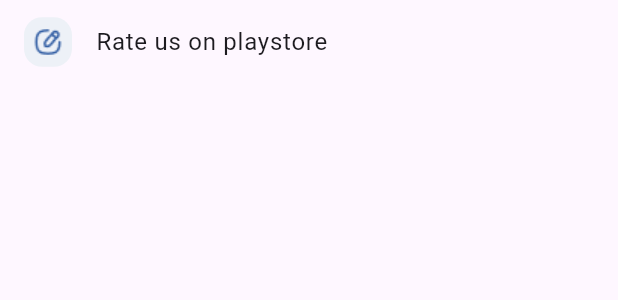
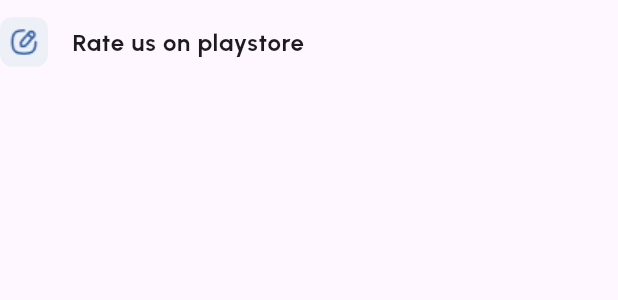
Before and after one commit to Rari-RageSS4/ecom, a Flutter app: the ProfileListtile widget shown alone on an empty page, opened directly, on a phone screen of 412 x 824 dp. Shown: the top 300 px of the screen. Run offline on Flutter 3.47's test engine with Material 3 defaults, Android fonts, the phone set to English and light mode, and no system bars; our stand-ins replace flutter_rating_bar, flutter_svg, get, google_fonts, smooth_page_indicator.

Commit message:
profile screen updated

```diff
--- a/lib/presentation/screens/order.dart
+++ b/lib/presentation/screens/order.dart
@@ -1,11 +1,7 @@
-import 'package:ecom/presentation/screens/network_error.dart';
-import 'package:ecom/presentation/screens/order_success.dart';
 import 'package:ecom/presentation/widgets/appbar.dart';
 import 'package:ecom/presentation/widgets/date.dart';
 import 'package:ecom/presentation/widgets/order_item.dart';
 import 'package:flutter/material.dart';
-//import 'package:flutter/widgets.dart';
-import 'package:get/get.dart';
 
 class Order extends StatelessWidget {
   const Order({super.key});
@@ -14,7 +10,7 @@
   Widget build(BuildContext context) {
     return Scaffold(
       backgroundColor: Colors.grey[100],
-      appBar: const AppBarWidget(),
+      appBar: const AppBarWidget(title: 'Orders',),
       body: SingleChildScrollView(
         child: Column(
           children: [
--- a/lib/presentation/widgets/appbar.dart
+++ b/lib/presentation/widgets/appbar.dart
@@ -2,7 +2,8 @@
 import 'package:get/get.dart';
 
 class AppBarWidget extends StatelessWidget implements PreferredSizeWidget {
-  const AppBarWidget({super.key});
+  const AppBarWidget({super.key, required this.title});
+  final String title;
 
   @override
   Widget build(BuildContext context) {
@@ -26,7 +27,7 @@
           ),
         ),
         centerTitle: true,
-        title: const Text('Orders'),
+        title: Text(title),
         actions: [
           Padding(
             padding: const EdgeInsets.all(8.0),
--- a/lib/presentation/widgets/profile_listtile.dart
+++ b/lib/presentation/widgets/profile_listtile.dart
@@ -1,5 +1,6 @@
 import 'package:ecom/presentation/styles/colors/colors.dart';
 import 'package:flutter/material.dart';
+import 'package:google_fonts/google_fonts.dart';
 
 class ProfileListtile extends StatelessWidget {
   const ProfileListtile({
@@ -15,14 +16,18 @@
   @override
   Widget build(BuildContext context) {
     return ListTile(
+      contentPadding: EdgeInsets.zero,
       leading: Container(
           padding: const EdgeInsets.all(6),
           decoration: BoxDecoration(
-            borderRadius: BorderRadius.circular(12),
+            borderRadius: BorderRadius.circular(8),
             color: AppColors.profileIconBg,
           ),
           child: icon),
-      title: Text(text),
+      title: Text(text, style: GoogleFonts.urbanist(
+        fontSize: 16,
+        fontWeight: FontWeight.bold
+      )),
       trailing: isTrailing? const Icon(Icons.arrow_forward_ios_rounded, size: 10,) : const SizedBox(),
     );
   }
```
Also changed, not shown: lib/presentation/screens/profile.dart (+6 -2 lines).
